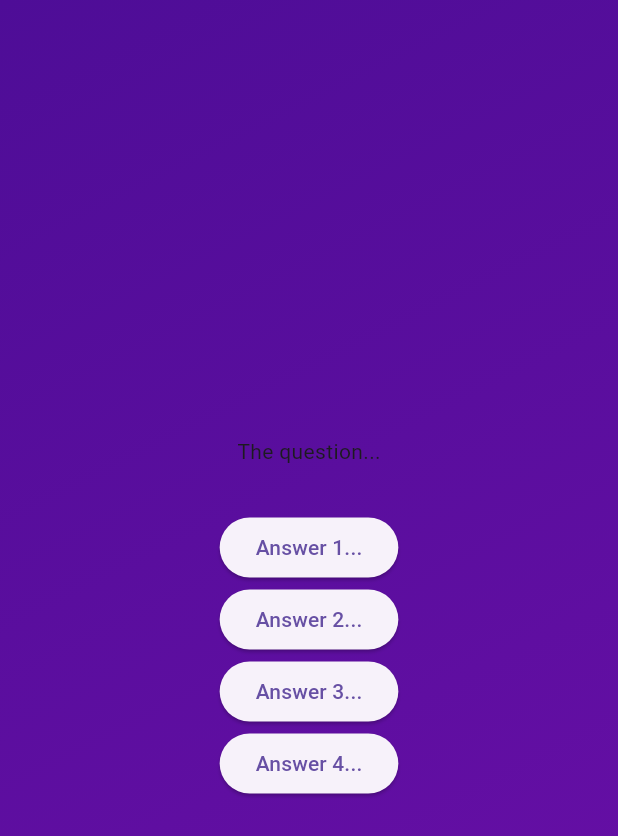
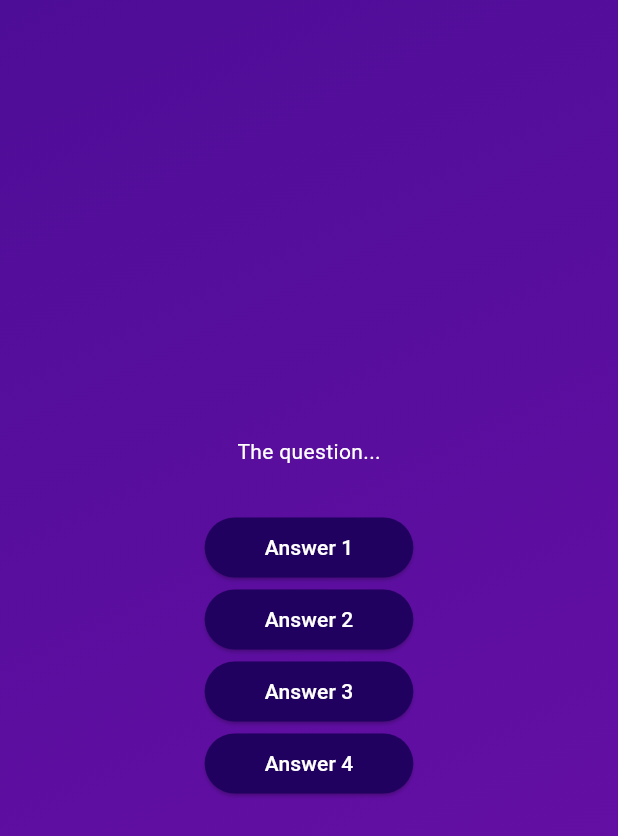
Before and after one commit to MinhNhatQA15101910/flutter_adv_basics, a Flutter app: the screen it shows after launch, after a tap on "Start Quiz", on a phone screen of 412 x 824 dp. Shown: the top 836 px of the screen. Run offline on Flutter 3.47's test engine with Material 3 defaults, Android fonts, the phone set to English and light mode, and no system bars.

Commit message:
Creating a reusable, custom styled button.

```diff
--- /dev/null
+++ b/lib/answer_button.dart
@@ -0,0 +1,30 @@
+import 'package:flutter/material.dart';
+
+class AnswerButton extends StatelessWidget {
+  const AnswerButton({
+    super.key,
+    required this.answerText,
+    required this.onTap,
+  });
+
+  final String answerText;
+  final void Function() onTap;
+
+  @override
+  Widget build(BuildContext context) {
+    return ElevatedButton(
+      onPressed: onTap,
+      style: ElevatedButton.styleFrom(
+          padding: const EdgeInsets.symmetric(
+            vertical: 10,
+            horizontal: 40,
+          ),
+          backgroundColor: const Color.fromARGB(255, 33, 1, 95),
+          foregroundColor: Colors.white,
+          shape: RoundedRectangleBorder(
+            borderRadius: BorderRadius.circular(40),
+          )),
+      child: Text(answerText),
+    );
+  }
+}
--- a/lib/questions_screen.dart
+++ b/lib/questions_screen.dart
@@ -1,3 +1,4 @@
+import 'package:adv_basics/answer_button.dart';
 import 'package:flutter/material.dart';
 
 class QuestionsScreen extends StatefulWidget {
@@ -17,24 +18,17 @@
       child: Column(
         mainAxisAlignment: MainAxisAlignment.center,
         children: [
-          const Text('The question...'),
+          const Text(
+            'The question...',
+            style: TextStyle(
+              color: Colors.white,
+            ),
+          ),
           const SizedBox(height: 30),
-          ElevatedButton(
-            onPressed: () {},
-            child: const Text('Answer 1...'),
-          ),
-          ElevatedButton(
-            onPressed: () {},
-            child: const Text('Answer 2...'),
-          ),
-          ElevatedButton(
-            onPressed: () {},
-            child: const Text('Answer 3...'),
-          ),
-          ElevatedButton(
-            onPressed: () {},
-            child: const Text('Answer 4...'),
-          ),
+          AnswerButton(answerText: 'Answer 1', onTap: () {}),
+          AnswerButton(answerText: 'Answer 2', onTap: () {}),
+          AnswerButton(answerText: 'Answer 3', onTap: () {}),
+          AnswerButton(answerText: 'Answer 4', onTap: () {}),
         ],
       ),
     );
```
